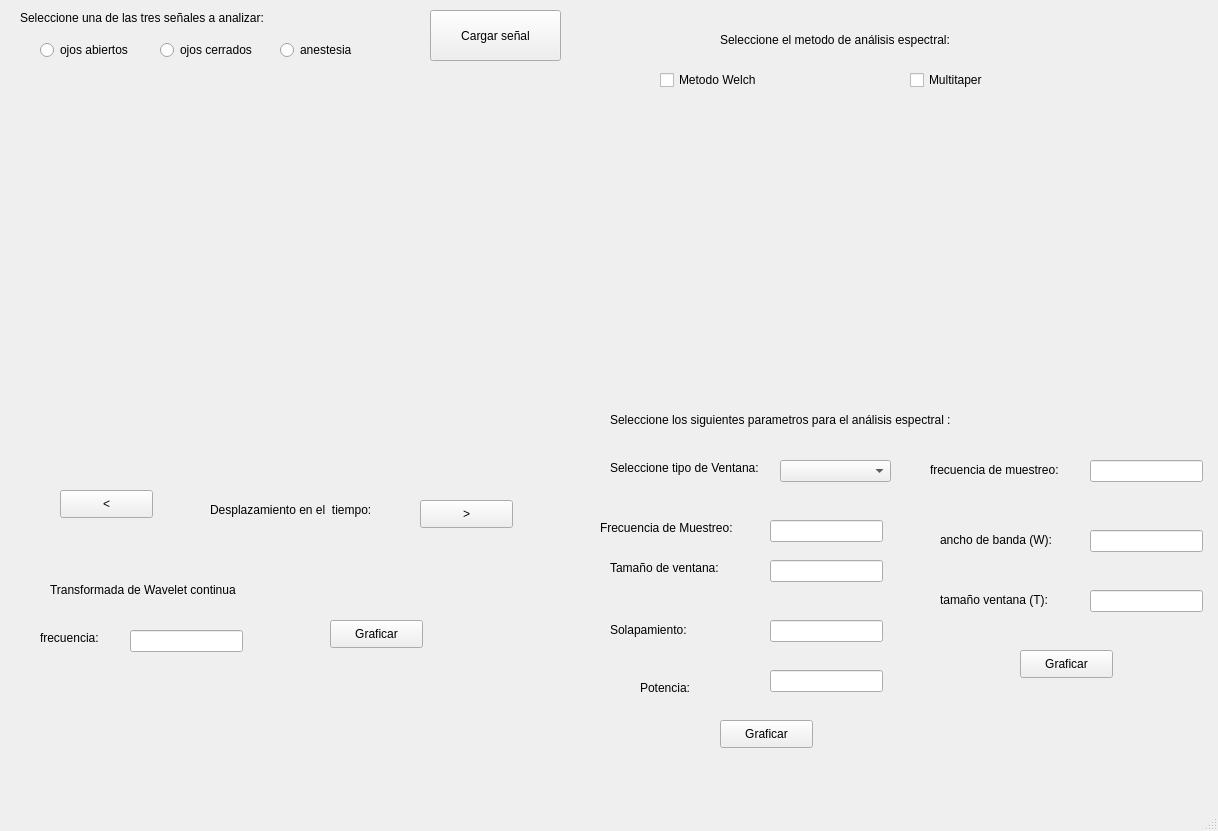
The window that ventana_senal2.ui (PaulinaYLaura/ANALISIS-ESPECTRAL-) describes before a commit, drawn with Qt 5.
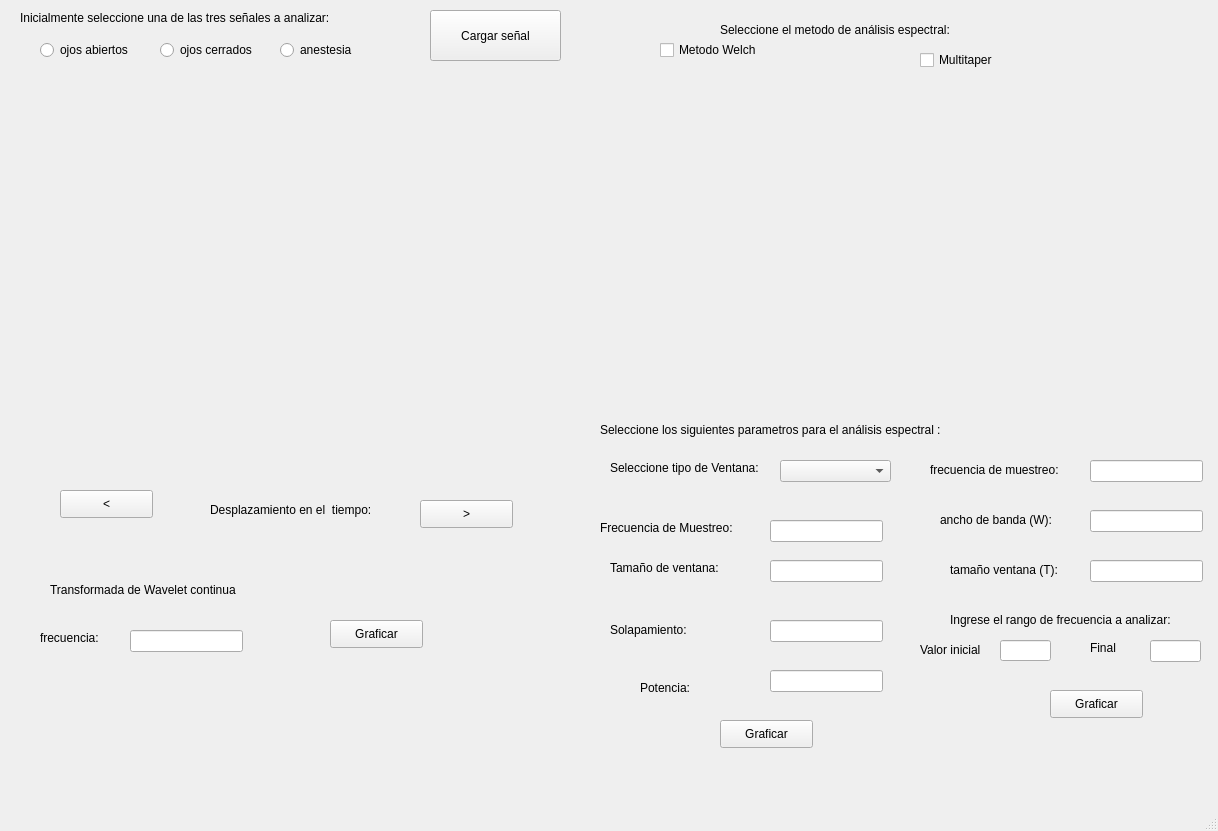
The same window after the commit.

```diff
--- a/ventana_senal2.ui
+++ b/ventana_senal2.ui
@@ -79,18 +79,18 @@
    <widget class="QWidget" name="campo_w" native="true">
     <property name="geometry">
      <rect>
-      <x>610</x>
-      <y>100</y>
-      <width>521</width>
-      <height>291</height>
+      <x>600</x>
+      <y>70</y>
+      <width>561</width>
+      <height>341</height>
      </rect>
     </property>
    </widget>
    <widget class="QLabel" name="label_2">
     <property name="geometry">
      <rect>
-      <x>610</x>
-      <y>410</y>
+      <x>600</x>
+      <y>420</y>
       <width>371</width>
       <height>20</height>
      </rect>
@@ -139,7 +139,7 @@
     <property name="geometry">
      <rect>
       <x>720</x>
-      <y>30</y>
+      <y>20</y>
       <width>251</width>
       <height>20</height>
      </rect>
@@ -152,7 +152,7 @@
     <property name="geometry">
      <rect>
       <x>660</x>
-      <y>70</y>
+      <y>40</y>
       <width>131</width>
       <height>20</height>
      </rect>
@@ -164,8 +164,8 @@
    <widget class="QCheckBox" name="checkMulti">
     <property name="geometry">
      <rect>
-      <x>910</x>
-      <y>70</y>
+      <x>920</x>
+      <y>50</y>
       <width>81</width>
       <height>20</height>
      </rect>
@@ -242,8 +242,8 @@
    <widget class="QLabel" name="label_14">
     <property name="geometry">
      <rect>
-      <x>940</x>
-      <y>590</y>
+      <x>950</x>
+      <y>560</y>
       <width>121</width>
       <height>20</height>
      </rect>
@@ -256,7 +256,7 @@
     <property name="geometry">
      <rect>
       <x>940</x>
-      <y>530</y>
+      <y>510</y>
       <width>121</width>
       <height>20</height>
      </rect>
@@ -336,12 +336,12 @@
      <rect>
       <x>20</x>
       <y>10</y>
-      <width>281</width>
+      <width>351</width>
       <height>16</height>
      </rect>
     </property>
     <property name="text">
-     <string>Seleccione una de las tres señales a analizar:</string>
+     <string>Inicialmente seleccione una de las tres señales a analizar:</string>
     </property>
    </widget>
    <widget class="QRadioButton" name="checkojos_abiertos">
@@ -420,7 +420,7 @@
     <property name="geometry">
      <rect>
       <x>1090</x>
-      <y>530</y>
+      <y>510</y>
       <width>113</width>
       <height>22</height>
      </rect>
@@ -430,7 +430,7 @@
     <property name="geometry">
      <rect>
       <x>1090</x>
-      <y>590</y>
+      <y>560</y>
       <width>113</width>
       <height>22</height>
      </rect>
@@ -439,8 +439,8 @@
    <widget class="QPushButton" name="boton_mp">
     <property name="geometry">
      <rect>
-      <x>1020</x>
-      <y>650</y>
+      <x>1050</x>
+      <y>690</y>
       <width>93</width>
       <height>28</height>
      </rect>
@@ -449,6 +449,65 @@
      <string>Graficar</string>
     </property>
    </widget>
+   <widget class="QLabel" name="label_9">
+    <property name="geometry">
+     <rect>
+      <x>950</x>
+      <y>610</y>
+      <width>251</width>
+      <height>20</height>
+     </rect>
+    </property>
+    <property name="text">
+     <string>Ingrese el rango de frecuencia a analizar:</string>
+    </property>
+   </widget>
+   <widget class="QLabel" name="label_16">
+    <property name="geometry">
+     <rect>
+      <x>920</x>
+      <y>640</y>
+      <width>81</width>
+      <height>20</height>
+     </rect>
+    </property>
+    <property name="text">
+     <string>Valor inicial</string>
+    </property>
+   </widget>
+   <widget class="QLineEdit" name="ini">
+    <property name="geometry">
+     <rect>
+      <x>1000</x>
+      <y>640</y>
+      <width>51</width>
+      <height>21</height>
+     </rect>
+    </property>
+   </widget>
+   <widget class="QLineEdit" name="fin">
+    <property name="geometry">
+     <rect>
+      <x>1150</x>
+      <y>640</y>
+      <width>51</width>
+      <height>22</height>
+     </rect>
+    </property>
+   </widget>
+   <widget class="QLabel" name="label_17">
+    <property name="geometry">
+     <rect>
+      <x>1090</x>
+      <y>640</y>
+      <width>41</width>
+      <height>16</height>
+     </rect>
+    </property>
+    <property name="text">
+     <string>Final</string>
+    </property>
+   </widget>
   </widget>
   <widget class="QMenuBar" name="menubar">
    <property name="geometry">
```
Left out of the diff: 4 changed lines with no effect on the pictures.
